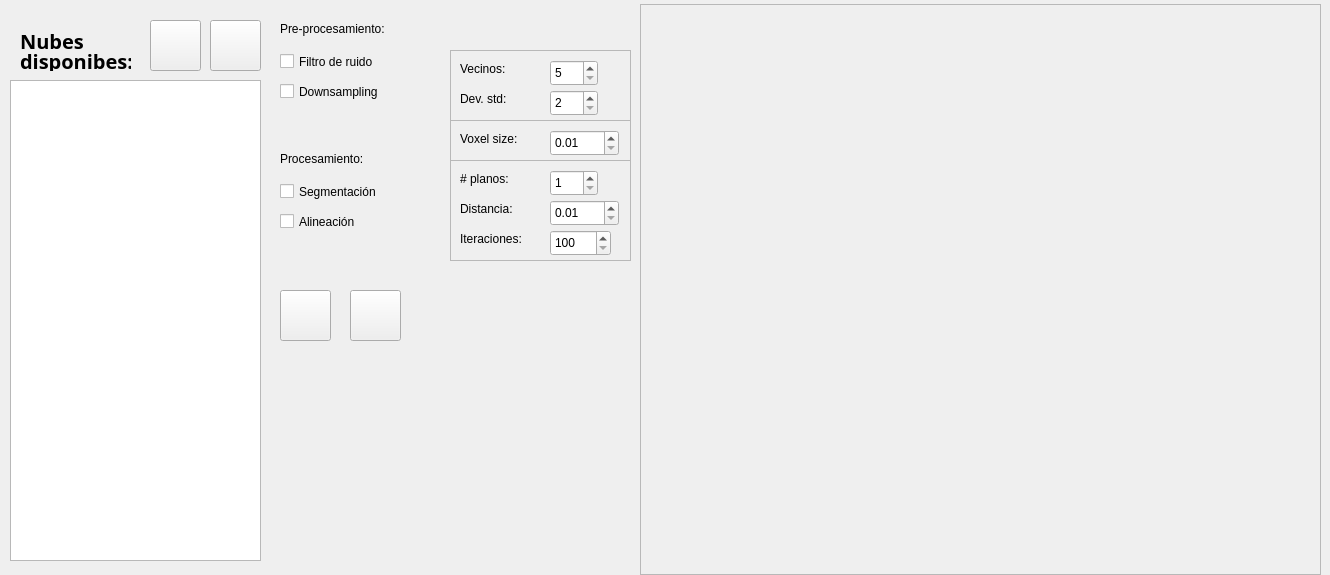
Qt form GUI/procesamiento.ui (Nickleon16/APP_LIDAR) before a commit.
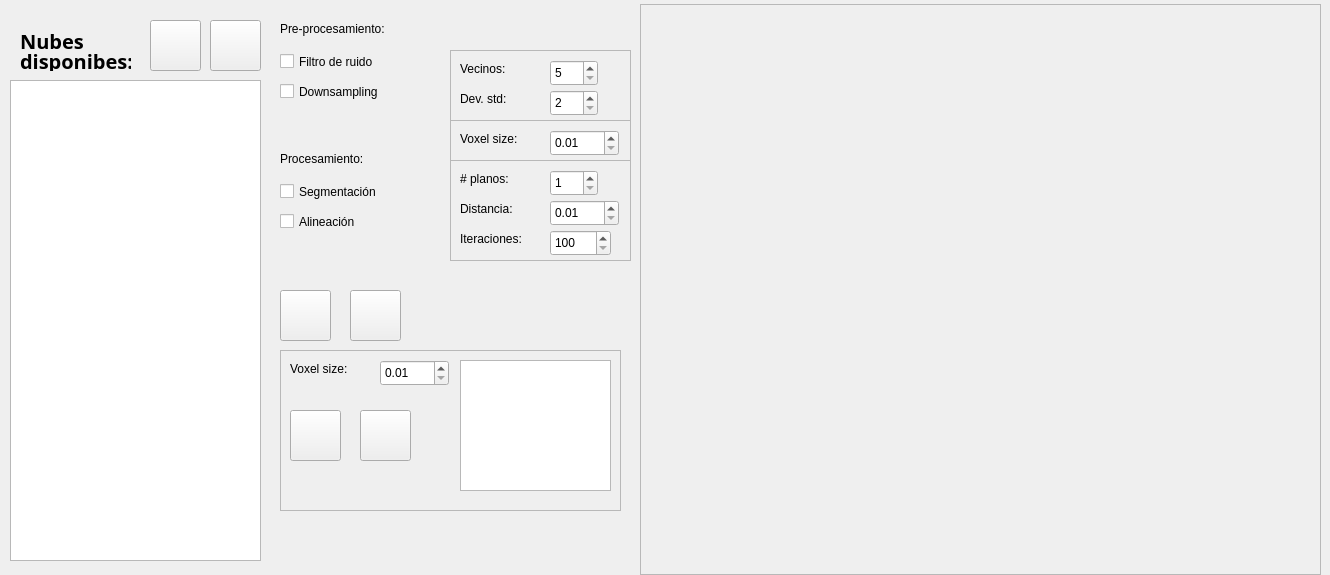
The same form after that commit. Icons and pictures are not drawn.

What changed in the file:
```diff
--- a/GUI/procesamiento.ui
+++ b/GUI/procesamiento.ui
@@ -513,6 +513,119 @@
     <string>disponibes:</string>
    </property>
   </widget>
+  <widget class="QFrame" name="alineacionFrame">
+   <property name="geometry">
+    <rect>
+     <x>280</x>
+     <y>350</y>
+     <width>341</width>
+     <height>161</height>
+    </rect>
+   </property>
+   <property name="frameShape">
+    <enum>QFrame::StyledPanel</enum>
+   </property>
+   <property name="frameShadow">
+    <enum>QFrame::Raised</enum>
+   </property>
+   <widget class="QLabel" name="label_11">
+    <property name="geometry">
+     <rect>
+      <x>10</x>
+      <y>10</y>
+      <width>81</width>
+      <height>17</height>
+     </rect>
+    </property>
+    <property name="text">
+     <string>Voxel size:</string>
+    </property>
+   </widget>
+   <widget class="QDoubleSpinBox" name="voxelSizeAlineacionSpinBox">
+    <property name="geometry">
+     <rect>
+      <x>100</x>
+      <y>10</y>
+      <width>69</width>
+      <height>26</height>
+     </rect>
+    </property>
+    <property name="decimals">
+     <number>2</number>
+    </property>
+    <property name="minimum">
+     <double>0.010000000000000</double>
+    </property>
+    <property name="singleStep">
+     <double>0.010000000000000</double>
+    </property>
+   </widget>
+   <widget class="QPushButton" name="seleccionarArchivosPushButton">
+    <property name="geometry">
+     <rect>
+      <x>10</x>
+      <y>60</y>
+      <width>51</width>
+      <height>51</height>
+     </rect>
+    </property>
+    <property name="toolTip">
+     <string>Subir nueva nube</string>
+    </property>
+    <property name="text">
+     <string/>
+    </property>
+    <property name="icon">
+     <iconset resource="iconos.qrc">
+      <normaloff>:/newPrefix/icons8-plus-math-60.png</normaloff>:/newPrefix/icons8-plus-math-60.png</iconset>
+    </property>
+    <property name="iconSize">
+     <size>
+      <width>32</width>
+      <height>33</height>
+     </size>
+    </property>
+   </widget>
+   <widget class="QListWidget" name="alineacionListWidget">
+    <property name="geometry">
+     <rect>
+      <x>180</x>
+      <y>10</y>
+      <width>151</width>
+      <height>131</height>
+     </rect>
+    </property>
+    <property name="selectionMode">
+     <enum>QAbstractItemView::MultiSelection</enum>
+    </property>
+   </widget>
+   <widget class="QPushButton" name="alinearNubesPushButton">
+    <property name="geometry">
+     <rect>
+      <x>80</x>
+      <y>60</y>
+      <width>51</width>
+      <height>51</height>
+     </rect>
+    </property>
+    <property name="toolTip">
+     <string>Porcesar nube seleccionada</string>
+    </property>
+    <property name="text">
+     <string/>
+    </property>
+    <property name="icon">
+     <iconset resource="iconos.qrc">
+      <normaloff>:/newPrefix/icons8-services-90.png</normaloff>:/newPrefix/icons8-services-90.png</iconset>
+    </property>
+    <property name="iconSize">
+     <size>
+      <width>32</width>
+      <height>32</height>
+     </size>
+    </property>
+   </widget>
+  </widget>
   <zorder>frame</zorder>
   <zorder>label_7</zorder>
   <zorder>nubesListWidget</zorder>
```
Left out of the diff: 1 changed line with no effect on the pictures.
